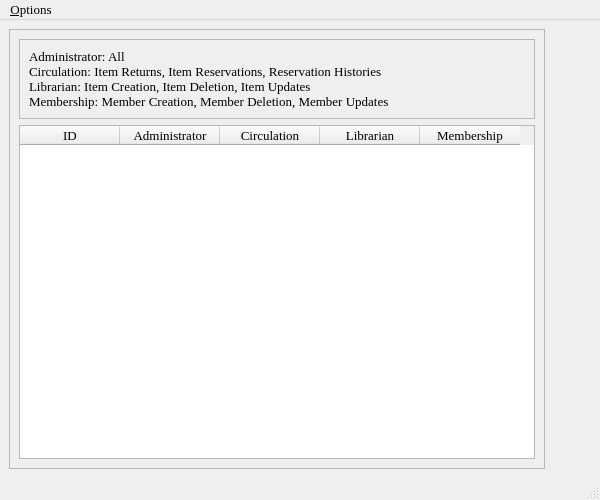
First picture: the form in adminsetup.ui, repository textbrowser/biblioteq, before the edit.
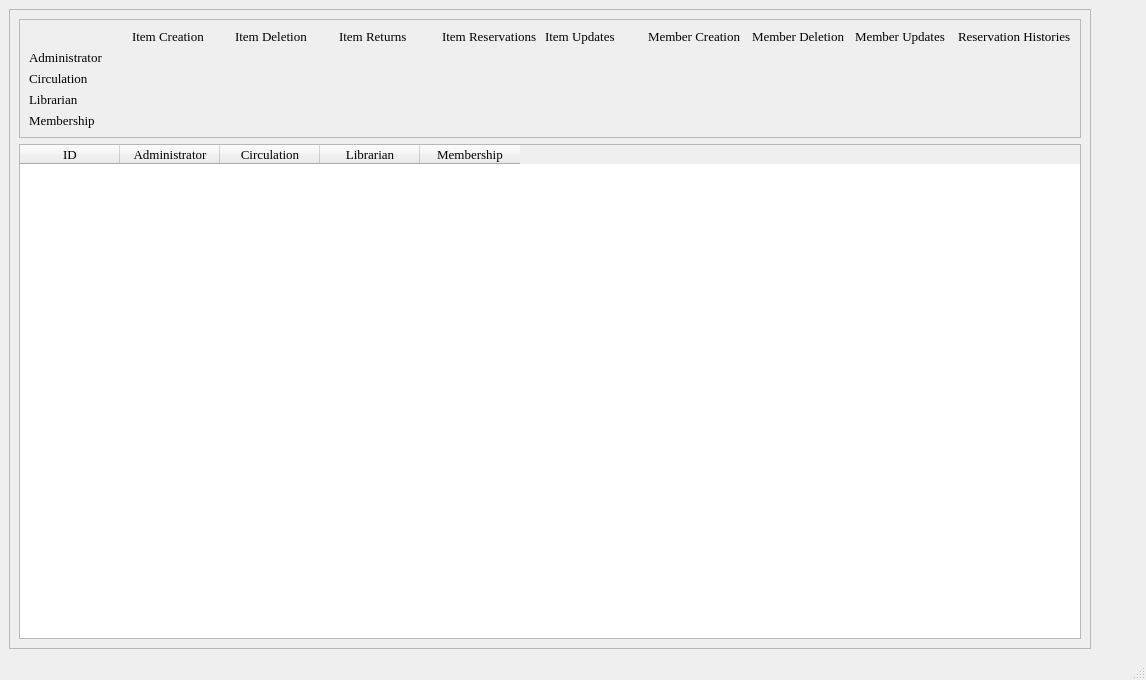
Second picture: the form after the edit. Icons and pictures are not drawn.

Patch:
```diff
--- a/adminsetup.ui
+++ b/adminsetup.ui
@@ -5,13 +5,13 @@
    <rect>
     <x>0</x>
     <y>0</y>
-    <width>600</width>
-    <height>500</height>
+    <width>1146</width>
+    <height>680</height>
    </rect>
   </property>
   <property name="minimumSize" >
    <size>
-    <width>600</width>
+    <width>1140</width>
     <height>400</height>
    </size>
   </property>
@@ -45,20 +45,336 @@
          </property>
          <layout class="QVBoxLayout" name="verticalLayout" >
           <item>
-           <widget class="QLabel" name="label" >
-            <property name="font" >
-             <font>
-              <family>Times</family>
-              <pointsize>10</pointsize>
-             </font>
-            </property>
-            <property name="text" >
-             <string>Administrator: All
-Circulation: Item Returns, Item Reservations, Reservation Histories
-Librarian: Item Creation, Item Deletion, Item Updates
-Membership: Member Creation, Member Deletion, Member Updates</string>
-            </property>
-           </widget>
+           <layout class="QGridLayout" name="gridLayout" >
+            <item row="0" column="1" >
+             <widget class="QLabel" name="label_6" >
+              <property name="text" >
+               <string>Item Creation</string>
+              </property>
+             </widget>
+            </item>
+            <item row="0" column="2" >
+             <widget class="QLabel" name="label_7" >
+              <property name="text" >
+               <string>Item Deletion</string>
+              </property>
+             </widget>
+            </item>
+            <item row="0" column="3" >
+             <widget class="QLabel" name="label_8" >
+              <property name="text" >
+               <string>Item Returns</string>
+              </property>
+             </widget>
+            </item>
+            <item row="0" column="4" >
+             <widget class="QLabel" name="label_9" >
+              <property name="text" >
+               <string>Item Reservations</string>
+              </property>
+             </widget>
+            </item>
+            <item row="0" column="5" >
+             <widget class="QLabel" name="label_10" >
+              <property name="text" >
+               <string>Item Updates</string>
+              </property>
+             </widget>
+            </item>
+            <item row="0" column="6" >
+             <widget class="QLabel" name="label_11" >
+              <property name="text" >
+               <string>Member Creation</string>
+              </property>
+             </widget>
+            </item>
+            <item row="0" column="7" >
+             <widget class="QLabel" name="label_12" >
+              <property name="text" >
+               <string>Member Deletion</string>
+              </property>
+             </widget>
+            </item>
+            <item row="0" column="8" >
+             <widget class="QLabel" name="label_13" >
+              <property name="text" >
+               <string>Member Updates</string>
+              </property>
+             </widget>
+            </item>
+            <item row="0" column="9" >
+             <widget class="QLabel" name="label_14" >
+              <property name="text" >
+               <string>Reservation Histories</string>
+              </property>
+             </widget>
+            </item>
+            <item row="1" column="0" >
+             <widget class="QLabel" name="label_2" >
+              <property name="text" >
+               <string>Administrator</string>
+              </property>
+             </widget>
+            </item>
+            <item row="1" column="1" >
+             <widget class="QLabel" name="label" >
+              <property name="text" >
+               <string/>
+              </property>
+              <property name="pixmap" >
+               <pixmap>icons.d/16x16/ok.png</pixmap>
+              </property>
+              <property name="alignment" >
+               <set>Qt::AlignCenter</set>
+              </property>
+              <property name="wordWrap" >
+               <bool>true</bool>
+              </property>
+             </widget>
+            </item>
+            <item row="2" column="0" >
+             <widget class="QLabel" name="label_3" >
+              <property name="text" >
+               <string>Circulation</string>
+              </property>
+             </widget>
+            </item>
+            <item row="3" column="0" >
+             <widget class="QLabel" name="label_4" >
+              <property name="text" >
+               <string>Librarian</string>
+              </property>
+             </widget>
+            </item>
+            <item row="4" column="0" >
+             <widget class="QLabel" name="label_5" >
+              <property name="text" >
+               <string>Membership</string>
+              </property>
+             </widget>
+            </item>
+            <item row="1" column="2" >
+             <widget class="QLabel" name="label_15" >
+              <property name="text" >
+               <string/>
+              </property>
+              <property name="pixmap" >
+               <pixmap>icons.d/16x16/ok.png</pixmap>
+              </property>
+              <property name="alignment" >
+               <set>Qt::AlignCenter</set>
+              </property>
+             </widget>
+            </item>
+            <item row="1" column="3" >
+             <widget class="QLabel" name="label_16" >
+              <property name="text" >
+               <string/>
+              </property>
+              <property name="pixmap" >
+               <pixmap>icons.d/16x16/ok.png</pixmap>
+              </property>
+              <property name="alignment" >
+               <set>Qt::AlignCenter</set>
+              </property>
+             </widget>
+            </item>
+            <item row="1" column="4" >
+             <widget class="QLabel" name="label_17" >
+              <property name="text" >
+               <string/>
+              </property>
+              <property name="pixmap" >
+               <pixmap>icons.d/16x16/ok.png</pixmap>
+              </property>
+              <property name="alignment" >
+               <set>Qt::AlignCenter</set>
+              </property>
+             </widget>
+            </item>
+            <item row="1" column="5" >
+             <widget class="QLabel" name="label_18" >
+              <property name="text" >
+               <string/>
+              </property>
+              <property name="pixmap" >
+               <pixmap>icons.d/16x16/ok.png</pixmap>
+              </property>
+              <property name="alignment" >
+               <set>Qt::AlignCenter</set>
+              </property>
+             </widget>
+            </item>
+            <item row="1" column="6" >
+             <widget class="QLabel" name="label_19" >
+              <property name="text" >
+               <string/>
+              </property>
+              <property name="pixmap" >
+               <pixmap>icons.d/16x16/ok.png</pixmap>
+              </property>
+              <property name="alignment" >
+               <set>Qt::AlignCenter</set>
+              </property>
+             </widget>
+            </item>
+            <item row="1" column="7" >
+             <widget class="QLabel" name="label_20" >
+              <property name="text" >
+               <string/>
+              </property>
+              <property name="pixmap" >
+               <pixmap>icons.d/16x16/ok.png</pixmap>
+              </property>
+              <property name="alignment" >
+               <set>Qt::AlignCenter</set>
+              </property>
+             </widget>
+            </item>
+            <item row="1" column="8" >
+             <widget class="QLabel" name="label_21" >
+              <property name="text" >
+               <string/>
+              </property>
+              <property name="pixmap" >
+               <pixmap>icons.d/16x16/ok.png</pixmap>
+              </property>
+              <property name="alignment" >
+               <set>Qt::AlignCenter</set>
+              </property>
+             </widget>
+            </item>
+            <item row="1" column="9" >
+             <widget class="QLabel" name="label_22" >
+              <property name="text" >
+               <string/>
+              </property>
+              <property name="pixmap" >
+               <pixmap>icons.d/16x16/ok.png</pixmap>
+              </property>
+              <property name="alignment" >
+               <set>Qt::AlignCenter</set>
+              </property>
+             </widget>
+            </item>
+            <item row="2" column="3" >
+             <widget class="QLabel" name="label_23" >
+              <property name="text" >
+               <string/>
+              </property>
+              <property name="pixmap" >
+               <pixmap>icons.d/16x16/ok.png</pixmap>
+              </property>
+              <property name="alignment" >
+               <set>Qt::AlignCenter</set>
+              </property>
+             </widget>
+            </item>
+            <item row="2" column="4" >
+             <widget class="QLabel" name="label_24" >
+              <property name="text" >
+               <string/>
+              </property>
+              <property name="pixmap" >
+               <pixmap>icons.d/16x16/ok.png</pixmap>
+              </property>
+              <property name="alignment" >
+               <set>Qt::AlignCenter</set>
+              </property>
+             </widget>
+            </item>
+            <item row="2" column="9" >
+             <widget class="QLabel" name="label_25" >
+              <property name="text" >
+               <string/>
+              </property>
+              <property name="pixmap" >
+               <pixmap>icons.d/16x16/ok.png</pixmap>
+              </property>
+              <property name="alignment" >
+               <set>Qt::AlignCenter</set>
+              </property>
+             </widget>
+            </item>
+            <item row="3" column="1" >
+             <widget class="QLabel" name="label_26" >
+              <property name="text" >
+               <string/>
+              </property>
+              <property name="pixmap" >
+               <pixmap>icons.d/16x16/ok.png</pixmap>
+              </property>
+              <property name="alignment" >
+               <set>Qt::AlignCenter</set>
+              </property>
+             </widget>
+            </item>
+            <item row="3" column="2" >
+             <widget class="QLabel" name="label_27" >
+              <property name="text" >
+               <string/>
+              </property>
+              <property name="pixmap" >
+               <pixmap>icons.d/16x16/ok.png</pixmap>
+              </property>
+              <property name="alignment" >
+               <set>Qt::AlignCenter</set>
+              </property>
+             </widget>
+            </item>
+            <item row="3" column="5" >
+             <widget class="QLabel" name="label_28" >
+              <property name="text" >
+               <string/>
+              </property>
+              <property name="pixmap" >
+               <pixmap>icons.d/16x16/ok.png</pixmap>
+              </property>
+              <property name="alignment" >
+               <set>Qt::AlignCenter</set>
+              </property>
+             </widget>
+            </item>
+            <item row="4" column="6" >
+             <widget class="QLabel" name="label_29" >
+              <property name="text" >
+               <string/>
+              </property>
+              <property name="pixmap" >
+               <pixmap>icons.d/16x16/ok.png</pixmap>
+              </property>
+              <property name="alignment" >
+               <set>Qt::AlignCenter</set>
+              </property>
+             </widget>
+            </item>
+            <item row="4" column="7" >
+             <widget class="QLabel" name="label_30" >
+              <property name="text" >
+               <string/>
+              </property>
+              <property name="pixmap" >
+               <pixmap>icons.d/16x16/ok.png</pixmap>
+              </property>
+              <property name="alignment" >
+               <set>Qt::AlignCenter</set>
+              </property>
+             </widget>
+            </item>
+            <item row="4" column="8" >
+             <widget class="QLabel" name="label_31" >
+              <property name="text" >
+               <string/>
+              </property>
+              <property name="pixmap" >
+               <pixmap>icons.d/16x16/ok.png</pixmap>
+              </property>
+              <property name="alignment" >
+               <set>Qt::AlignCenter</set>
+              </property>
+             </widget>
+            </item>
+           </layout>
           </item>
          </layout>
         </widget>
@@ -276,52 +592,6 @@
    </layout>
   </widget>
   <widget class="QStatusBar" name="statusbar" />
-  <widget class="QMenuBar" name="menuBar" >
-   <property name="geometry" >
-    <rect>
-     <x>0</x>
-     <y>0</y>
-     <width>600</width>
-     <height>22</height>
-    </rect>
-   </property>
-   <property name="font" >
-    <font>
-     <family>Times</family>
-     <pointsize>10</pointsize>
-    </font>
-   </property>
-   <widget class="QMenu" name="menu_Options" >
-    <property name="font" >
-     <font>
-      <family>Times</family>
-      <pointsize>10</pointsize>
-     </font>
-    </property>
-    <property name="title" >
-     <string>&amp;Options</string>
-    </property>
-    <addaction name="action_Populate_Table_on_Display" />
-   </widget>
-   <addaction name="menu_Options" />
-  </widget>
-  <action name="action_Populate_Table_on_Display" >
-   <property name="checkable" >
-    <bool>true</bool>
-   </property>
-   <property name="checked" >
-    <bool>true</bool>
-   </property>
-   <property name="text" >
-    <string>&amp;Populate Table on Display</string>
-   </property>
-   <property name="font" >
-    <font>
-     <family>Times</family>
-     <pointsize>10</pointsize>
-    </font>
-   </property>
-  </action>
  </widget>
  <tabstops>
   <tabstop>table</tabstop>
```
Left out of the diff: 2 changed lines with no effect on the pictures.
